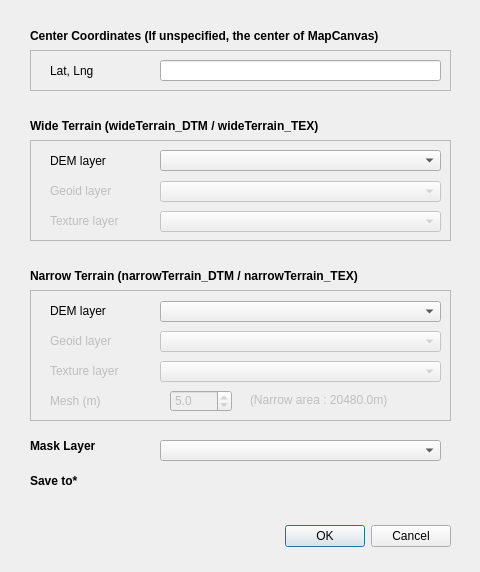
Above: terrain4aAVR_dialog_base.ui from arcAstroVR/terrain4arcastrovr before the change. Below: the same form after it.
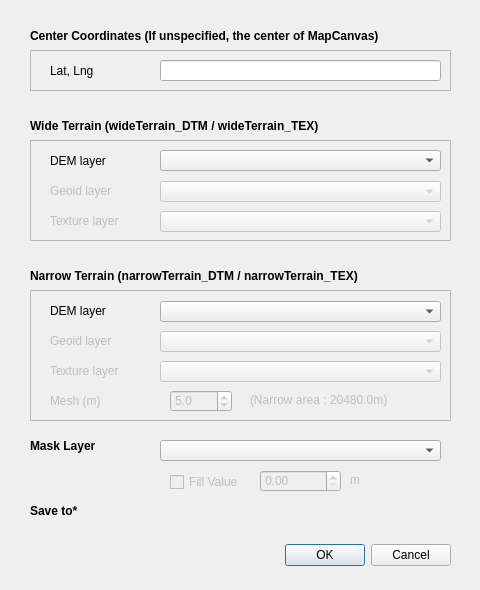
That is the form after the change. Custom widgets are drawn as their Qt base class.

The edit to the form file:
```diff
--- a/terrain4aAVR_dialog_base.ui
+++ b/terrain4aAVR_dialog_base.ui
@@ -2,12 +2,15 @@
 <ui version="4.0">
  <class>Terrain4aAVRDialogBase</class>
  <widget class="QDialog" name="Terrain4aAVRDialogBase">
+  <property name="enabled">
+   <bool>true</bool>
+  </property>
   <property name="geometry">
    <rect>
     <x>0</x>
     <y>0</y>
     <width>480</width>
-    <height>572</height>
+    <height>590</height>
    </rect>
   </property>
   <property name="sizePolicy">
@@ -19,13 +22,13 @@
   <property name="minimumSize">
    <size>
     <width>480</width>
-    <height>572</height>
+    <height>590</height>
    </size>
   </property>
   <property name="maximumSize">
    <size>
     <width>480</width>
-    <height>572</height>
+    <height>590</height>
    </size>
   </property>
   <property name="windowTitle">
@@ -41,9 +44,9 @@
    <property name="geometry">
     <rect>
      <x>110</x>
-     <y>520</y>
+     <y>540</y>
      <width>341</width>
-     <height>32</height>
+     <height>30</height>
     </rect>
    </property>
    <property name="orientation">
@@ -432,11 +435,11 @@
     </property>
    </widget>
   </widget>
-  <widget class="QLabel" name="label5">
+  <widget class="QLabel" name="label6">
    <property name="geometry">
     <rect>
      <x>30</x>
-     <y>460</y>
+     <y>490</y>
      <width>110</width>
      <height>41</height>
     </rect>
@@ -452,10 +455,13 @@
    </property>
   </widget>
   <widget class="QgsFileWidget" name="mQgsFileWidget_outputPath" native="true">
+   <property name="enabled">
+    <bool>true</bool>
+   </property>
    <property name="geometry">
     <rect>
      <x>160</x>
-     <y>470</y>
+     <y>500</y>
      <width>281</width>
      <height>20</height>
     </rect>
@@ -467,6 +473,60 @@
     </sizepolicy>
    </property>
   </widget>
+  <widget class="QCheckBox" name="checkBox5">
+   <property name="enabled">
+    <bool>false</bool>
+   </property>
+   <property name="geometry">
+    <rect>
+     <x>170</x>
+     <y>470</y>
+     <width>79</width>
+     <height>24</height>
+    </rect>
+   </property>
+   <property name="text">
+    <string>Fill Value</string>
+   </property>
+   <property name="checkable">
+    <bool>true</bool>
+   </property>
+   <property name="checked">
+    <bool>false</bool>
+   </property>
+  </widget>
+  <widget class="QLabel" name="label5">
+   <property name="enabled">
+    <bool>false</bool>
+   </property>
+   <property name="geometry">
+    <rect>
+     <x>350</x>
+     <y>470</y>
+     <width>52</width>
+     <height>20</height>
+    </rect>
+   </property>
+   <property name="text">
+    <string>m</string>
+   </property>
+  </widget>
+  <widget class="QDoubleSpinBox" name="doubleSpinBox5">
+   <property name="enabled">
+    <bool>false</bool>
+   </property>
+   <property name="geometry">
+    <rect>
+     <x>260</x>
+     <y>470</y>
+     <width>81</width>
+     <height>22</height>
+    </rect>
+   </property>
+   <property name="maximum">
+    <double>9999.989999999999782</double>
+   </property>
+  </widget>
   <zorder>frame2</zorder>
   <zorder>frame1</zorder>
   <zorder>frame3</zorder>
```
Left out of the diff: 40 changed lines with no effect on the pictures.
